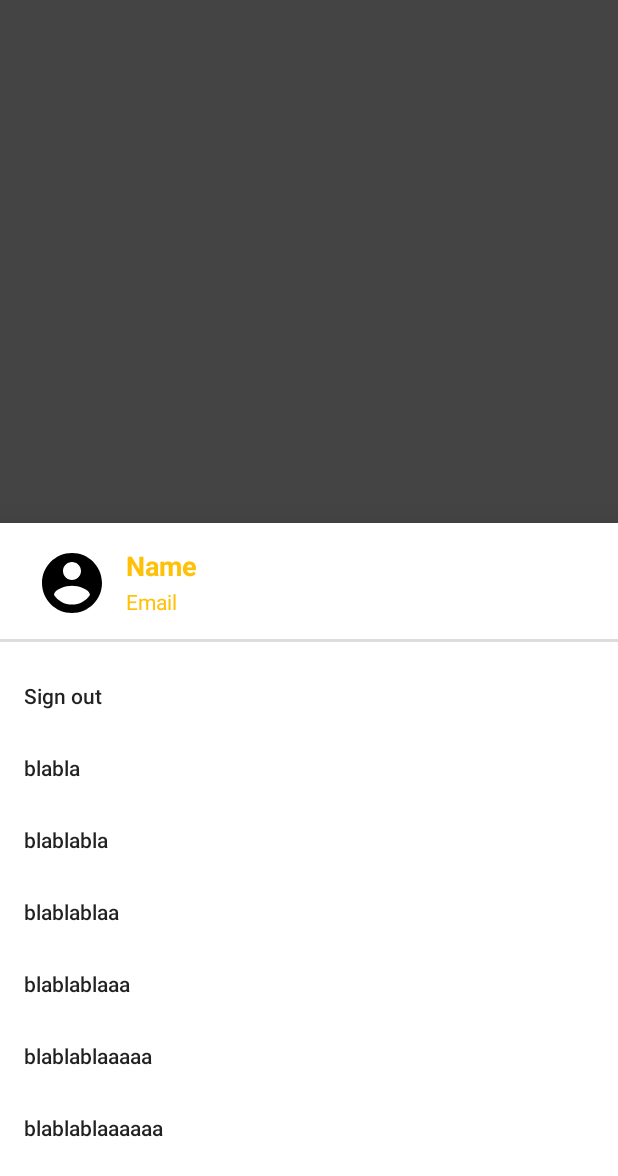
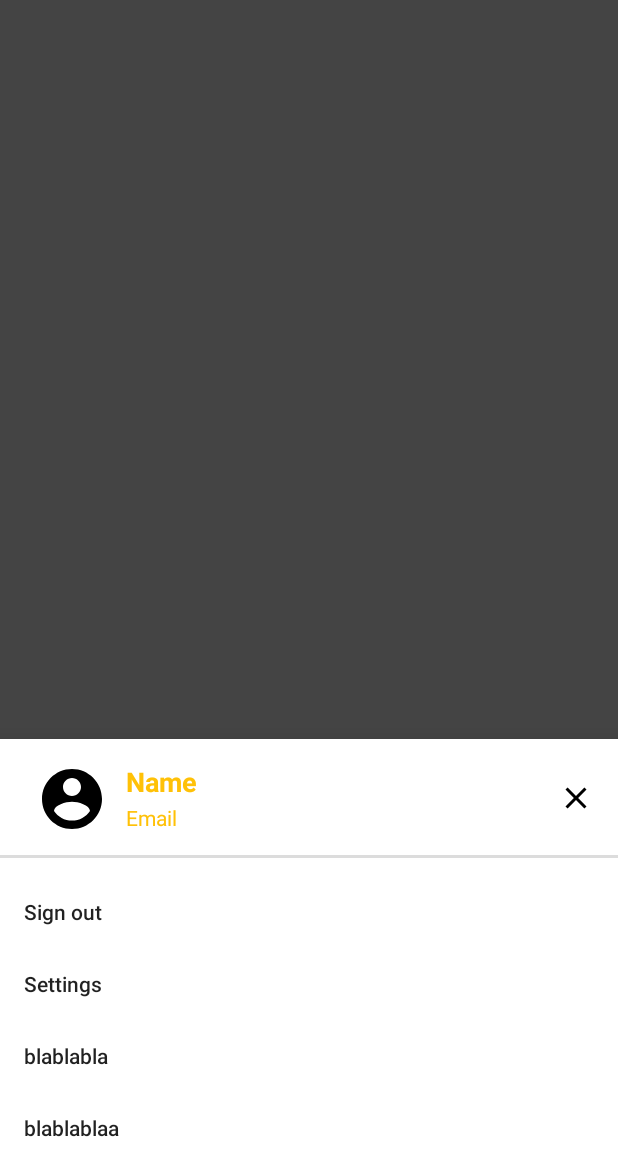
Before and after one commit to SomeSimpleThings/simplelist, an Android app: the fragment BottomDrawerFragment placed in its activity, on a phone screen of 412 x 824 dp. Shown: the top 1176 px of the screen. Run offline under Robolectric (Android 15) with nearby library versions, the phone set to English and light mode, and no system bars; our stand-ins replace Firebase (no records; nobody signed in at launch, a user with empty details on screens opened directly); 3 statements that could not run were skipped.

Commit message:
some fixes

```diff
--- a/app/src/main/java/com/somethingsimple/simplelist/view/BottomDrawerFragment.java
+++ b/app/src/main/java/com/somethingsimple/simplelist/view/BottomDrawerFragment.java
@@ -4,6 +4,8 @@ import android.os.Bundle;
 import android.view.LayoutInflater;
 import android.view.View;
 import android.view.ViewGroup;
+import android.widget.ImageView;
+import android.widget.Toast;
 
 import androidx.annotation.NonNull;
 import androidx.annotation.Nullable;
@@ -29,10 +31,16 @@ public class BottomDrawerFragment extends BottomSheetDialogFragment {
             switch (menuItem.getItemId()) {
                 case R.id.sign_out_menu_drawer:
                     ((MainActivity) getActivity()).processLogout();
+                    this.dismiss();
                     return true;
+                case R.id.settings_menu_drawer:
+                    Toast.makeText(getContext(), "Not yet implemented",
+                            Toast.LENGTH_SHORT).show();
                 default:
                     return true;
             }
         });
+        ImageView close_image = getView().findViewById(R.id.close_imageview);
+        close_image.setOnClickListener(v -> BottomDrawerFragment.this.dismiss());
     }
 }
--- a/app/src/main/java/com/somethingsimple/simplelist/view/MainActivity.java
+++ b/app/src/main/java/com/somethingsimple/simplelist/view/MainActivity.java
@@ -78,19 +78,15 @@ public class MainActivity extends AppCompatActivity
 
     @Override
     public boolean onCreateOptionsMenu(Menu menu) {
-        getMenuInflater().inflate(R.menu.menu_main, menu);
         return true;
     }
 
     @Override
     public boolean onOptionsItemSelected(MenuItem item) {
         switch (item.getItemId()) {
-            case R.id.sign_out_menu:
-                 processLogout();
-                return true;
             case android.R.id.home:
                 BottomDrawerFragment bottomNavDrawerFragment = new BottomDrawerFragment();
-                bottomNavDrawerFragment.show(getSupportFragmentManager(),"tag");
+                bottomNavDrawerFragment.show(getSupportFragmentManager(), "tag");
                 return true;
             default:
                 return super.onOptionsItemSelected(item);
--- a/app/src/main/res/layout/drawer_bottom_layout.xml
+++ b/app/src/main/res/layout/drawer_bottom_layout.xml
@@ -69,7 +69,7 @@
         android:layout_marginEnd="16dp"
         android:layout_marginBottom="8dp"
         android:background="@drawable/ic_close_black_24dp"
-        android:visibility="gone"
+        android:visibility="visible"
         app:layout_constraintBottom_toBottomOf="@+id/textView2"
         app:layout_constraintEnd_toEndOf="parent"
         app:layout_constraintTop_toTopOf="@+id/textView" />
--- a/app/src/main/res/menu/drawer_menu.xml
+++ b/app/src/main/res/menu/drawer_menu.xml
@@ -5,22 +5,13 @@
             android:id="@+id/sign_out_menu_drawer"
             android:title="@string/sign_out" />
         <item
-            android:id="@+id/bla_menu_drawer"
-            android:title="blabla" />
+            android:id="@+id/settings_menu_drawer"
+            android:title="@string/settings" />
         <item
             android:id="@+id/blabla_menu_drawer"
             android:title="blablabla" />
         <item
             android:id="@+id/blablaa_menu_drawer"
             android:title="blablablaa" />
-        <item
-            android:id="@+id/blablaaa_menu_drawer"
-            android:title="blablablaaa" />
-        <item
-            android:id="@+id/blablaaaa_menu_drawer"
-            android:title="blablablaaaaa" />
-        <item
-            android:id="@+id/blablaaaaa_menu_drawer"
-            android:title="blablablaaaaaa" />
     </group>
 </menu>
--- a/app/src/main/res/menu/menu_main.xml
+++ /dev/null
@@ -1,9 +0,0 @@
-<?xml version="1.0" encoding="utf-8"?>
-<menu xmlns:app="http://schemas.android.com/apk/res-auto"
-    xmlns:android="http://schemas.android.com/apk/res/android">
-    <item
-        android:id="@+id/sign_out_menu"
-        android:title="@string/sign_out"
-        android:orderInCategory="2"
-        app:showAsAction="never"/>
-</menu>
--- a/app/src/main/res/values/strings.xml
+++ b/app/src/main/res/values/strings.xml
@@ -19,4 +19,5 @@
     <string name="undo">Cancel</string>
     <string name="bottom_sheet_name">Name</string>
     <string name="bottom_sheet_email">Email</string>
+    <string name="settings">Settings</string>
 </resources>
```
